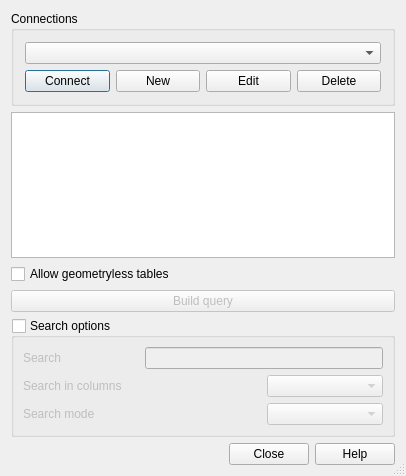
Before: the Qt Designer form qgis/src/ui/qgsdbsourceselectbase.ui in sourcepole/qgis, drawn with Qt 5.
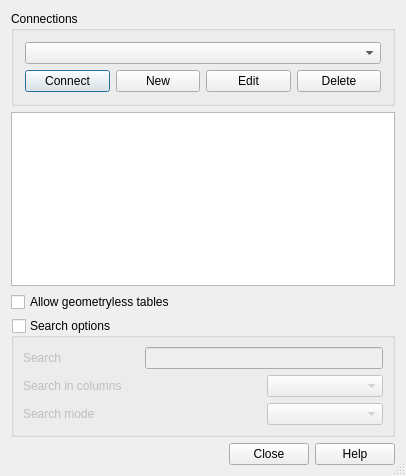
After: the same form once the commit is applied. Icons and pictures are not drawn.

Commit message: database source select: 'move build query' to button box

```diff
--- a/qgis/src/ui/qgsdbsourceselectbase.ui
+++ b/qgis/src/ui/qgsdbsourceselectbase.ui
@@ -83,16 +83,6 @@
      </property>
     </widget>
    </item>
-   <item>
-    <widget class="QPushButton" name="btnBuildQuery">
-     <property name="enabled">
-      <bool>false</bool>
-     </property>
-     <property name="text">
-      <string>Build query</string>
-     </property>
-    </widget>
-   </item>
    <item>
     <widget class="QGroupBox" name="mSearchGroupBox">
      <property name="title">
```
The commit also changes 4 other files.
